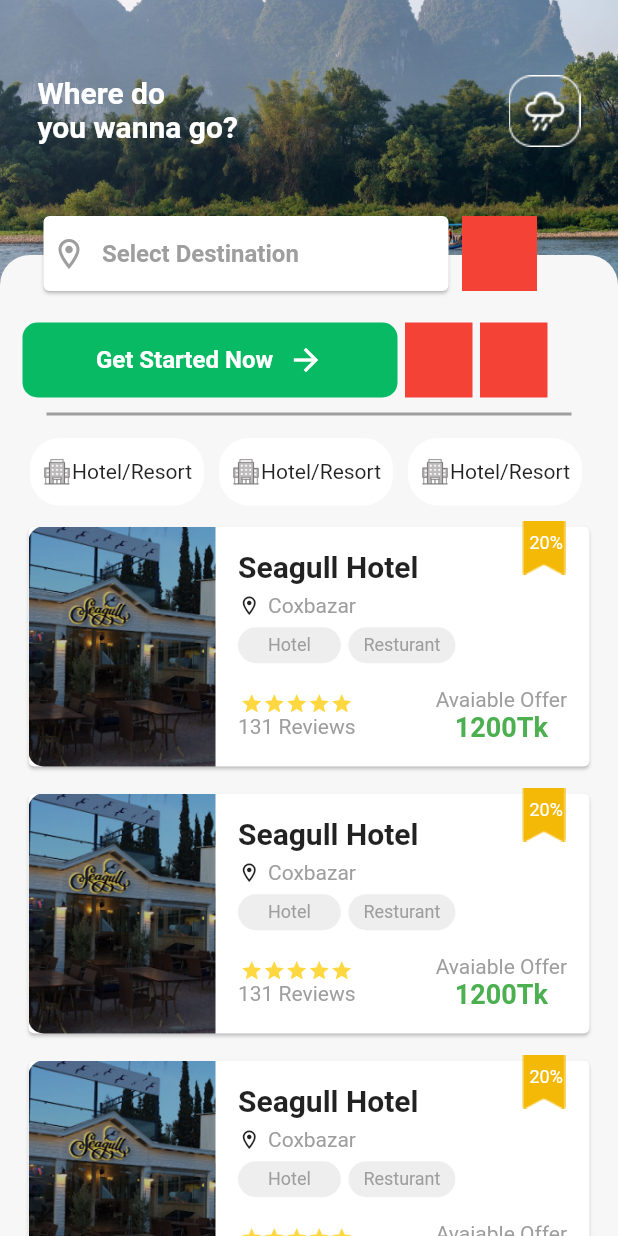
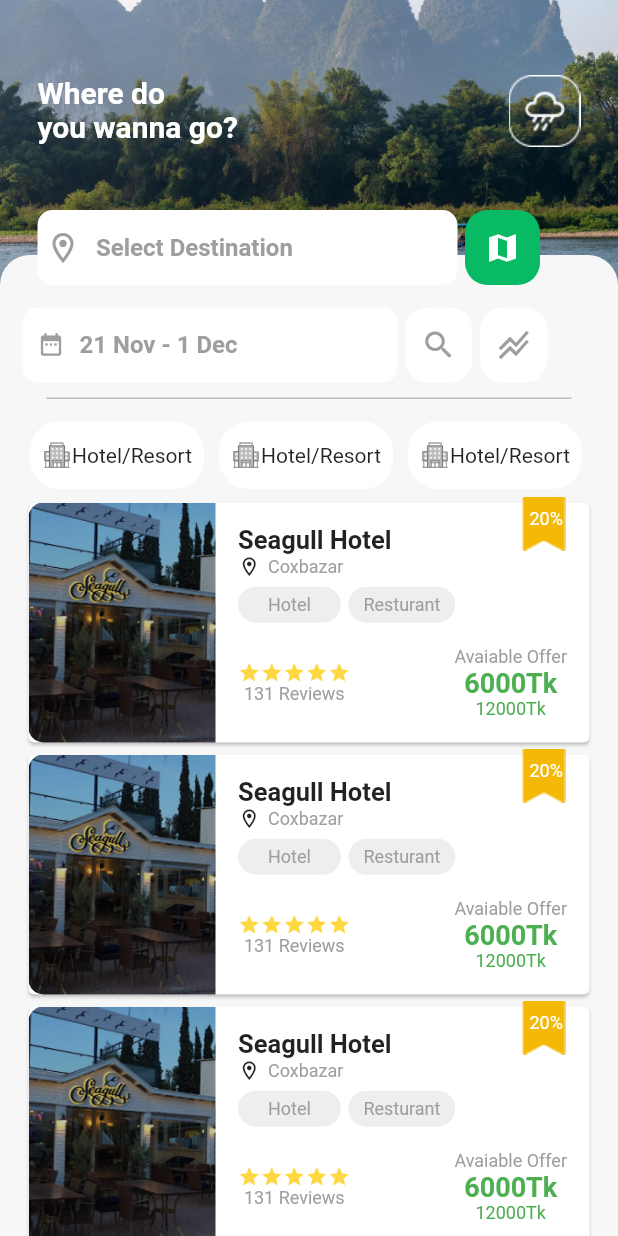
Before and after one commit to Shawon-mas/dd_travel_app, a Flutter app: the ExplorePage screen opened directly, on a phone screen of 412 x 824 dp. Run offline on Flutter 3.47's test engine with Material 2 defaults, Android fonts, the phone set to English and light mode, and no system bars; our stand-ins replace banner_carousel, cached_network_image, flutter_screenutil, get, hexcolor, percent_indicator.

Commit message:
page add

```diff
--- a/lib/view/explore/explore.dart
+++ b/lib/view/explore/explore.dart
@@ -1,4 +1,6 @@
+import 'package:dd_travel_app/view/hotel/hotel_dtls.dart';
 import 'package:flutter/material.dart';
+import 'package:get/get.dart';
 import 'package:hexcolor/hexcolor.dart';
 
 class ExplorePage extends StatelessWidget {
@@ -37,7 +39,7 @@ class ExplorePage extends StatelessWidget {
                   padding: const EdgeInsets.all(15),
                   child: Column(
                     children: [
-                      SizedBox(height: 30,),
+                      SizedBox(height: 20,),
                       Row(
                         children: [
                           GestureDetector(
@@ -49,14 +51,18 @@ class ExplorePage extends StatelessWidget {
                               height: 50,
                               decoration: BoxDecoration(
                                   borderRadius: BorderRadius.circular(10),
-                                  color:HexColor('#08BA64')
+                                  color:Colors.white
                               ),
 
                               child: Center(
                                 child: Row(
-                                  mainAxisAlignment: MainAxisAlignment.center,
+                                  mainAxisAlignment: MainAxisAlignment.start,
+                                  crossAxisAlignment: CrossAxisAlignment.start,
                                   children: [
-                                    Text("Get Started Now",style: TextStyle(fontWeight:FontWeight.w600,color: Colors.white,fontSize: 16),),SizedBox(width: 10,),Icon(Icons.arrow_forward, color: Colors.white,)
+                                    SizedBox(width: 10,),
+                                    Icon(Icons.date_range, color: Colors.grey,size: 18,),
+                                    SizedBox(width: 10,),
+                                    Text("21 Nov - 1 Dec",style: TextStyle(fontWeight:FontWeight.w600,color: Colors.grey,fontSize: 16),)
                                   ],
                                 ),
                               ),
@@ -68,7 +74,11 @@ class ExplorePage extends StatelessWidget {
                           Container(
                             height: 50,
                             width: 45,
-                            color: Colors.red,
+                            decoration: BoxDecoration(
+                              color: Colors.white,
+                              borderRadius: BorderRadius.circular(15)
+                            ),
+                            child: Icon(Icons.search,color: Colors.grey,),
                           ),
                           SizedBox(
                             width: 5,
@@ -76,7 +86,12 @@ class ExplorePage extends StatelessWidget {
                           Container(
                             height: 50,
                             width: 45,
-                            color: Colors.red,
+
+                            decoration: BoxDecoration(
+                                color: Colors.white,
+                                borderRadius: BorderRadius.circular(15)
+                            ),
+                            child: Icon(Icons.stacked_line_chart_sharp,color: Colors.grey,),
                           ),
 
                         ],
@@ -88,9 +103,9 @@ class ExplorePage extends StatelessWidget {
 
                       Center(
                         child: Container(
-                          height: 2,
+                          height: 1,
                           width: 350,
-                          color: Colors.grey,
+                          color: Colors.grey[400],
                         ),
                       ),
                       SizedBox(
@@ -118,12 +133,12 @@ class ExplorePage extends StatelessWidget {
             left: 25,
             child: Row(
               children: [
-                Card(
-                  child: Container(
-                    width: 270,
+                Container(
+                  width: 280,
                   height: 50,
                   decoration: BoxDecoration(
                       borderRadius: BorderRadius.circular(10),
+                    color: Colors.white
 
                   ),
 
@@ -139,14 +154,17 @@ class ExplorePage extends StatelessWidget {
                     ),
                   ),
                 ),
-                ),
                 SizedBox(
                   width: 5,
                 ),
                 Container(
                   height: 50,
                   width: 50,
-                  color: Colors.red,
+                  decoration: BoxDecoration(
+                      color:HexColor('#08BA64'),
+                      borderRadius: BorderRadius.circular(15)
+                  ),
+                  child: Icon(Icons.map,color: Colors.white,),
                 )
               ],
             ),),
@@ -189,12 +207,10 @@ class ExplorePage extends StatelessWidget {
   }
   popular(){
     return ListView.builder(
-      physics: AlwaysScrollableScrollPhysics(),
+      //  physics: AlwaysScrollableScrollPhysics(),
       itemCount:5 ,
       // scrollDirection: Axis.vertical,
-      itemBuilder: (context, index) =>  Padding(
-        padding: const EdgeInsets.symmetric(vertical: 5),
-        child: Stack(
+      itemBuilder: (context, index) =>  Stack(
         children: [
           Card(
             child: Container(
@@ -223,16 +239,13 @@ class ExplorePage extends StatelessWidget {
                         mainAxisAlignment: MainAxisAlignment.spaceEvenly,
                         crossAxisAlignment: CrossAxisAlignment.start,
                         children: [
-                            Text("Seagull Hotel",style: TextStyle(fontSize: 20,fontWeight: FontWeight.bold),),
+                          Text("Seagull Hotel",style: TextStyle(fontSize: 17,fontWeight: FontWeight.bold),),
 
-                            SizedBox(
-                              height: 5,
-                            ),
                           Row(
                             children: [
                               Icon(Icons.location_on_outlined,size: 15,),
                               SizedBox(width: 5,),
-                                Text("Coxbazar",style: TextStyle(fontSize: 14,color: Colors.grey)),
+                              Text("Coxbazar",style: TextStyle(fontSize: 12,color: Colors.grey)),
                             ],
                           ),
                           SizedBox(
@@ -281,15 +294,15 @@ class ExplorePage extends StatelessWidget {
                                       Icon(Icons.star,size: 15,color: Colors.amberAccent,),
                                     ],
                                   ),
-                                    Text("131 Reviews",style: TextStyle(fontSize: 14,color: Colors.grey))
+                                  Text("131 Reviews",style: TextStyle(fontSize: 12,color: Colors.grey))
 
                                 ],
                               ),Column(
                                 children: [
 
-                                    Text("Avaiable Offer",style: TextStyle(fontSize: 14,color: Colors.grey)),
-                                    Text("1200Tk",style: TextStyle(fontSize: 18,color: Colors.green,fontWeight: FontWeight.bold)),
-
+                                  Text("Avaiable Offer",style: TextStyle(fontSize: 12,color: Colors.grey)),
+                                  Text("6000Tk",style: TextStyle(fontSize: 18,color: Colors.green,fontWeight: FontWeight.bold)),
+                                  Text("12000Tk",style: TextStyle(fontSize: 12,color: Colors.green,))
                                 ],
                               )
                             ],
@@ -323,7 +336,6 @@ class ExplorePage extends StatelessWidget {
                 ],
               ))
         ],
-        ),
       ),);
   }
 }
--- a/lib/view/navbar.dart
+++ b/lib/view/navbar.dart
@@ -20,10 +20,7 @@ class _MyStatefulWidgetState extends State<MyStatefulWidget>
     HomePage(),
     ExplorePage(),
     ForYouPage(),
-    Text(
-      'World',
-      style: optionStyle,
-    ),
+    ExplorePage(),
     Profile()
   ];
 
```
Also changed, not shown: lib/view/Home/home.dart (+11 -14 lines), lib/view/for_you/for_you.dart (+9 -4 lines), lib/view/hotel/hotel_dtls.dart (added, +279 -0 lines). Lines whose indentation alone changed are shown as unchanged.
